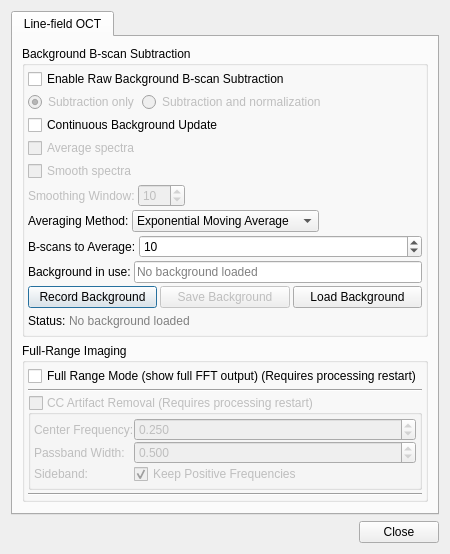
Before: the Qt Designer form octproz_project/octproz/src/advancedsettingsdialog.ui in spectralcode/OCTproZ, drawn with Qt 5.
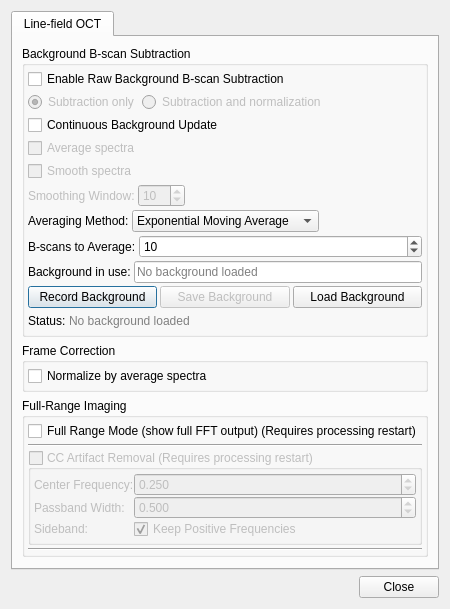
After: the same form once the commit is applied.

Commit message: feat: add post-FFT frame correction that normalizes each A-scan by the sqrt of its spectral average

What changed in the file:
```diff
--- a/octproz_project/octproz/src/advancedsettingsdialog.ui
+++ b/octproz_project/octproz/src/advancedsettingsdialog.ui
@@ -331,6 +331,40 @@
          </layout>
         </widget>
        </item>
+       <item>
+        <widget class="QGroupBox" name="groupBox_frameCorrection">
+         <property name="title">
+          <string>Frame Correction</string>
+         </property>
+         <layout class="QVBoxLayout" name="verticalLayout_frameCorrection">
+          <property name="spacing">
+           <number>3</number>
+          </property>
+          <property name="leftMargin">
+           <number>3</number>
+          </property>
+          <property name="topMargin">
+           <number>3</number>
+          </property>
+          <property name="rightMargin">
+           <number>3</number>
+          </property>
+          <property name="bottomMargin">
+           <number>3</number>
+          </property>
+          <item>
+           <widget class="QCheckBox" name="checkBox_fcNormalizeByAvgSpectra">
+            <property name="toolTip">
+             <string>Divide each post-FFT A-scan by the square root of its spectral average. The average is computed from the live raw frame before background subtraction (lateral flat-field correction). No recorded background required. This is an alternative approach to frame normalization applied on raw data.</string>
+            </property>
+            <property name="text">
+             <string>Normalize by average spectra</string>
+            </property>
+           </widget>
+          </item>
+         </layout>
+        </widget>
+       </item>
        <item>
         <widget class="QGroupBox" name="groupBox_lineFieldOCT">
          <property name="title">
```
The commit also changes 5 other files.
